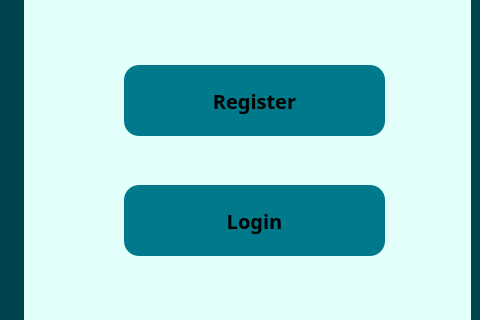
The window that form.ui (sreyasaju/typeRush) describes before a commit, drawn with Qt 5; both pictures show x 355 to 835 and y 154 to 474 of the 835 by 605 pixel window.
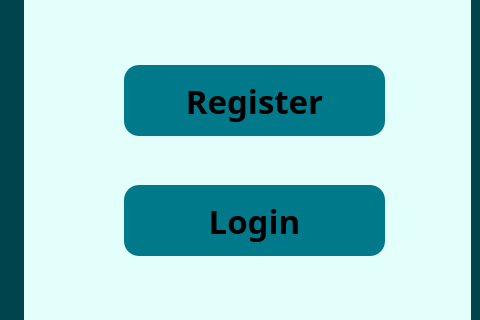
The same window after the commit.

```diff
--- a/form.ui
+++ b/form.ui
@@ -85,7 +85,7 @@
          <property name="font">
           <font>
            <family>Baloo Chettan 2</family>
-           <pointsize>15</pointsize>
+           <pointsize>25</pointsize>
            <bold>true</bold>
           </font>
          </property>
@@ -115,7 +115,7 @@
          <property name="font">
           <font>
            <family>Baloo Chettan 2</family>
-           <pointsize>15</pointsize>
+           <pointsize>25</pointsize>
            <bold>true</bold>
           </font>
          </property>
```
